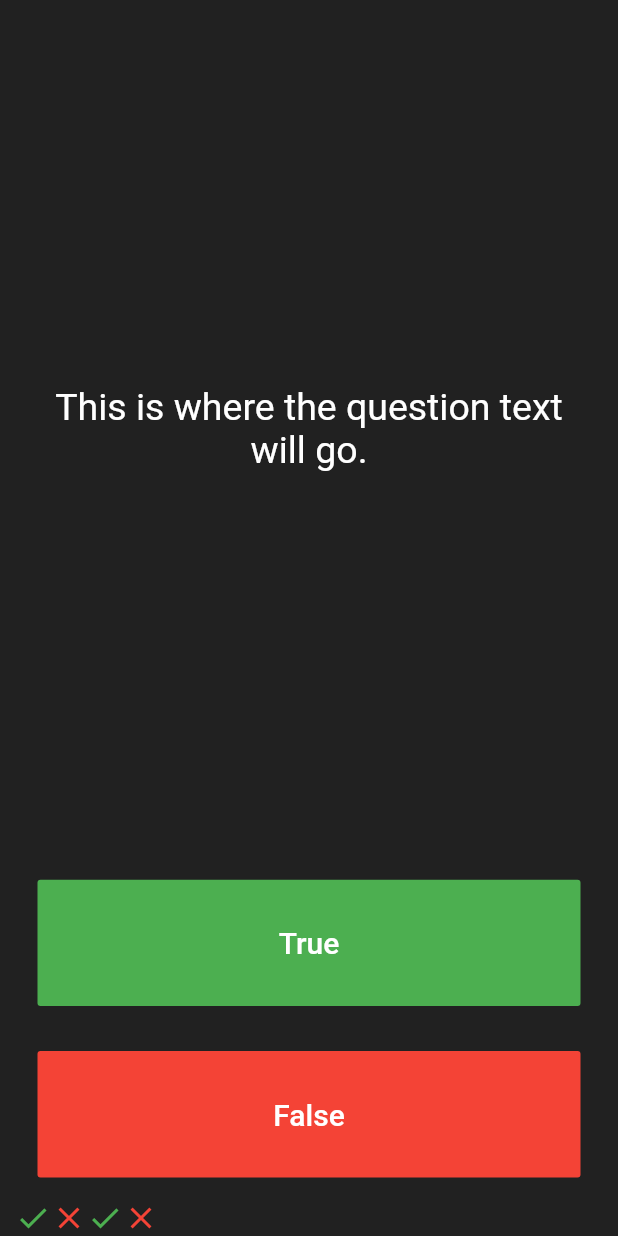
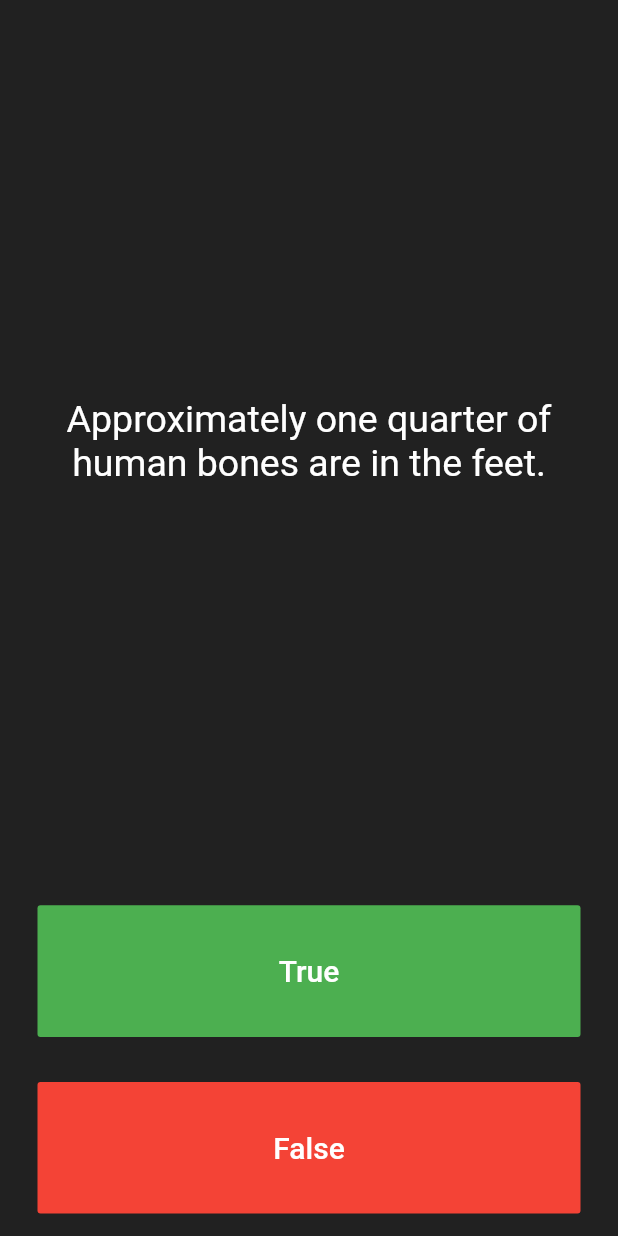
Before and after one commit to rajeevlochansahu/flutter_quizzler_app, a Flutter app: the screen it shows after launch, after a tap on "True", on a phone screen of 412 x 824 dp. Run offline on Flutter 3.47's test engine with Material 2 defaults, Android fonts, the phone set to English and light mode, and no system bars.

Commit message:
display questions based on question number and update the state according to the user selection.

```diff
--- a/lib/main.dart
+++ b/lib/main.dart
@@ -25,24 +25,17 @@ class QuizPage extends StatefulWidget {
 }
 
 class _QuizPageState extends State<QuizPage> {
-  List<Icon> scoreKeeper = [
-    Icon(
-      Icons.check,
-      color: Colors.green,
-    ),
-    Icon(
-      Icons.close,
-      color: Colors.red,
-    ),
-    Icon(
-      Icons.check,
-      color: Colors.green,
-    ),
-    Icon(
-      Icons.close,
-      color: Colors.red,
-    )
+  List<Icon> scoreKeeper = [];
+
+  List<String> questions = [
+    'You can lead a cow down stairs but not up stairs.',
+    'Approximately one quarter of human bones are in the feet.',
+    'A slug\'s blood is green.'
   ];
+
+  int questionNumber = 0;
+
+  List<bool> answers = [false, true, true];
 
   @override
   Widget build(BuildContext context) {
@@ -56,7 +49,7 @@ class _QuizPageState extends State<QuizPage> {
             padding: EdgeInsets.all(10.0),
             child: Center(
               child: Text(
-                'This is where the question text will go.',
+                questions[questionNumber],
                 textAlign: TextAlign.center,
                 style: TextStyle(
                   fontSize: 25.0,
@@ -80,7 +73,17 @@ class _QuizPageState extends State<QuizPage> {
                 ),
               ),
               onPressed: () {
+                bool correctAnswer = answers[questionNumber];
+                if (correctAnswer == true) {
+                  print('User got it right');
+                } else {
+                  print('User got it wrong');
+                }
                 //The user picked true.
+                setState(() {
+                  questionNumber++;
+                });
+                print(questionNumber);
               },
             ),
           ),
@@ -99,6 +102,16 @@ class _QuizPageState extends State<QuizPage> {
               ),
               onPressed: () {
                 //The user picked false.
+                bool correctAnswer = answers[questionNumber];
+                if (correctAnswer == false) {
+                  print('User got it right');
+                } else {
+                  print('User got it wrong');
+                }
+                setState(() {
+                  questionNumber++;
+                });
+                print(questionNumber);
               },
             ),
           ),
```
